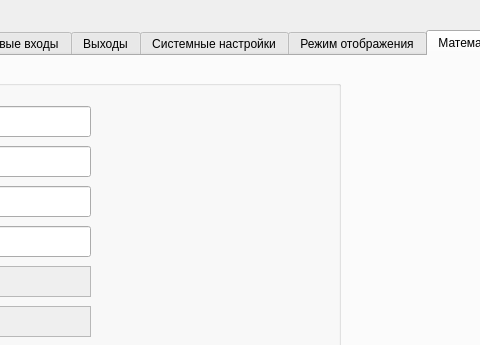
Qt form options.ui (tomyqg/topaz-m) before a commit; both pictures show x 202 to 682 and y 0 to 345 of the 1280 by 800 pixel window.
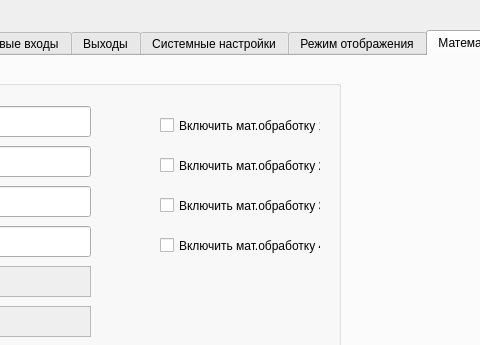
The same form after that commit. The open tabs and pages were chosen to show the change.

What changed in the file:
```diff
--- a/options.ui
+++ b/options.ui
@@ -4916,6 +4916,58 @@
        <string>x</string>
       </property>
      </widget>
+     <widget class="QCheckBox" name="checkBox">
+      <property name="geometry">
+       <rect>
+        <x>350</x>
+        <y>50</y>
+        <width>161</width>
+        <height>19</height>
+       </rect>
+      </property>
+      <property name="text">
+       <string>Включить мат.обработку 1</string>
+      </property>
+     </widget>
+     <widget class="QCheckBox" name="checkBox_2">
+      <property name="geometry">
+       <rect>
+        <x>350</x>
+        <y>90</y>
+        <width>161</width>
+        <height>19</height>
+       </rect>
+      </property>
+      <property name="text">
+       <string>Включить мат.обработку 2</string>
+      </property>
+     </widget>
+     <widget class="QCheckBox" name="checkBox_3">
+      <property name="geometry">
+       <rect>
+        <x>350</x>
+        <y>130</y>
+        <width>161</width>
+        <height>19</height>
+       </rect>
+      </property>
+      <property name="text">
+       <string>Включить мат.обработку 3</string>
+      </property>
+     </widget>
+     <widget class="QCheckBox" name="checkBox_4">
+      <property name="geometry">
+       <rect>
+        <x>350</x>
+        <y>170</y>
+        <width>161</width>
+        <height>19</height>
+       </rect>
+      </property>
+      <property name="text">
+       <string>Включить мат.обработку 4</string>
+      </property>
+     </widget>
     </widget>
    </widget>
   </widget>
```
Left out of the diff: 6 changed lines with no effect on the pictures.
